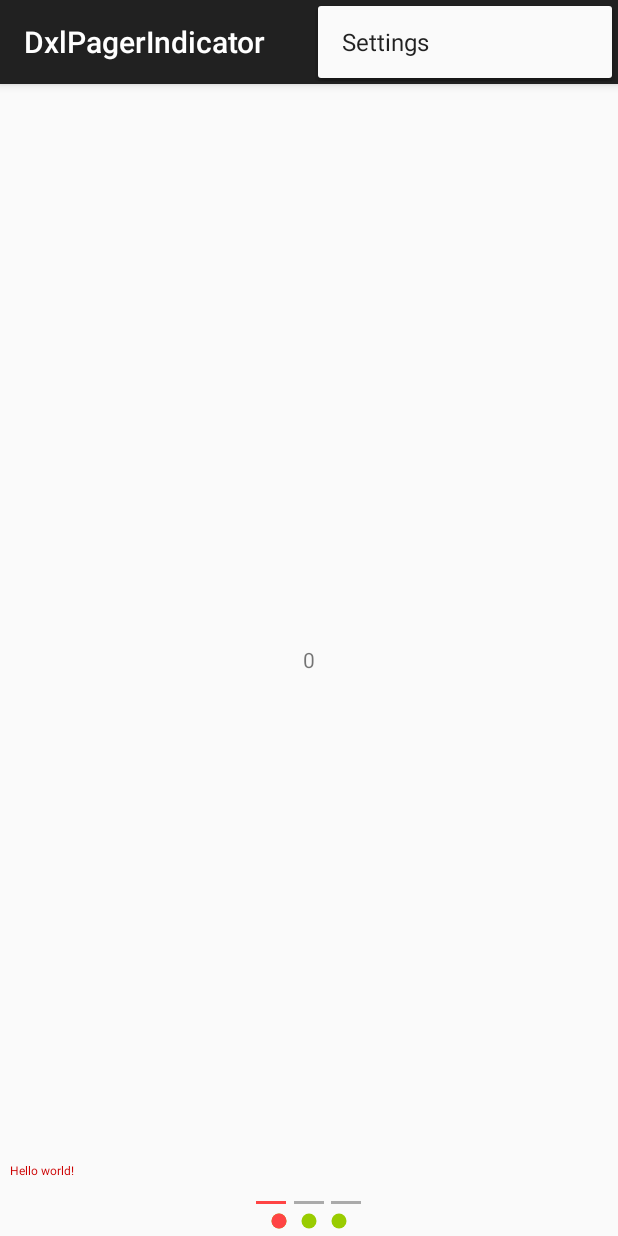
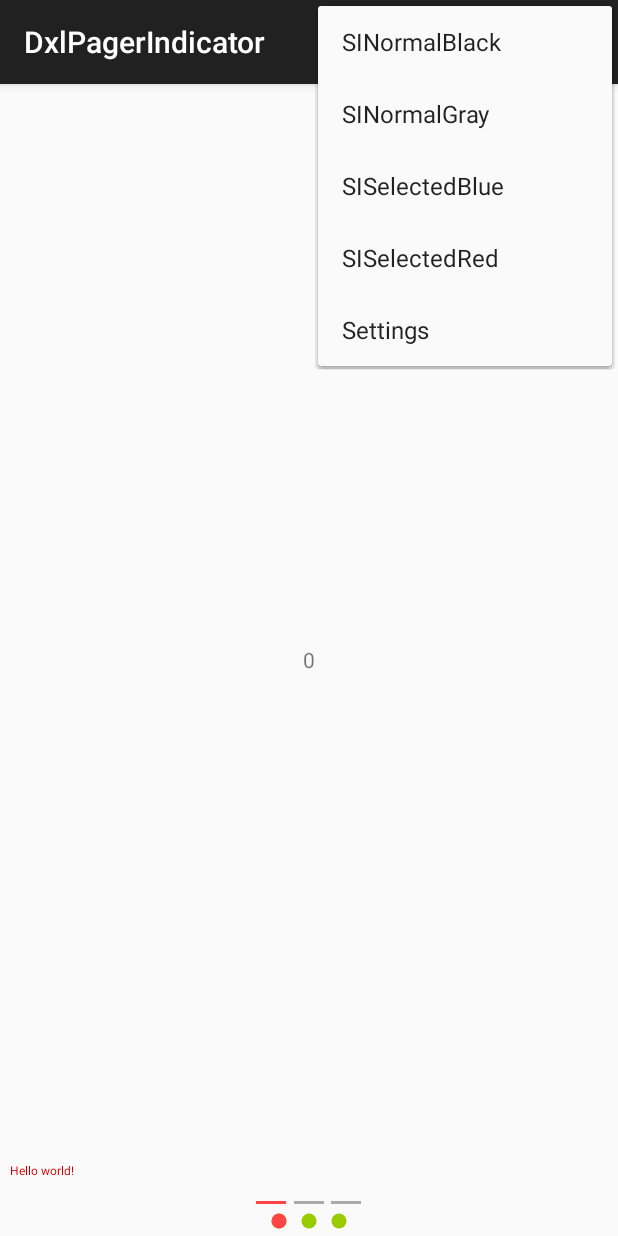
Before and after one commit to dxinl/DxlPagerIndicator, an Android app: the screen it shows after launch (MainActivity), with the options menu open, on a phone screen of 412 x 824 dp. Run offline under Robolectric (Android 15) with nearby library versions, the phone set to English and light mode, and no system bars; 1 statement that could not run was skipped.

Commit message:
update TabIndicator

```diff
--- a/app/src/main/java/com/mx/dengxinliang/dxlpagerindicator/MainActivity.java
+++ b/app/src/main/java/com/mx/dengxinliang/dxlpagerindicator/MainActivity.java
@@ -1,9 +1,10 @@
 package com.mx.dengxinliang.dxlpagerindicator;
 
 import android.graphics.Canvas;
-import android.graphics.Color;
 import android.graphics.Paint;
 import android.os.Bundle;
+import android.os.Handler;
+import android.os.Message;
 import android.support.v4.app.Fragment;
 import android.support.v4.app.FragmentManager;
 import android.support.v4.app.FragmentPagerAdapter;
@@ -14,11 +15,16 @@ import android.view.MenuItem;
 
 import com.mx.dengxinliang.library.SimplePagerIndicator;
 import com.mx.dengxinliang.library.SimplePagerIndicator.SimplePagerIndicatorDrawer;
+import com.mx.dengxinliang.library.TabPagerIndicator;
 
 import java.util.ArrayList;
 import java.util.List;
 
-public class MainActivity extends AppCompatActivity implements SimplePagerIndicatorDrawer {
+public class MainActivity extends AppCompatActivity implements SimplePagerIndicatorDrawer, Handler.Callback {
+    private String[] pageTitle = new String[]{"page1", "page2", "page3"};
+
+    private SimplePagerIndicator rectIndicator;
+    private SimplePagerIndicator circleIndicator;
 
     @Override
     protected void onCreate(Bundle savedInstanceState) {
@@ -45,17 +51,25 @@ public class MainActivity extends AppCompatActivity implements SimplePagerIndica
             public int getCount() {
                 return fragments.size();
             }
+
+            @Override
+            public CharSequence getPageTitle(int position) {
+                return pageTitle[position];
+            }
         });
 
-        SimplePagerIndicator rectIndicator = (SimplePagerIndicator) findViewById(R.id.rect_indicator);
+        rectIndicator = (SimplePagerIndicator) findViewById(R.id.rect_indicator);
         rectIndicator.setViewPager(viewPager);
 
-        SimplePagerIndicator circleIndicator = (SimplePagerIndicator) findViewById(R.id.circle_indicator);
+        circleIndicator = (SimplePagerIndicator) findViewById(R.id.circle_indicator);
         circleIndicator.setViewPager(viewPager);
 
         SimplePagerIndicator customDrawerIndicator = (SimplePagerIndicator) findViewById(R.id.test_custom_drawer_indicator);
         customDrawerIndicator.setViewPager(viewPager);
         customDrawerIndicator.setDrawer(this);
+
+        TabPagerIndicator tabPagerIndicator = (TabPagerIndicator) findViewById(R.id.tab_indicator);
+        tabPagerIndicator.setViewPager(viewPager);
     }
 
     @Override
@@ -72,9 +86,23 @@ public class MainActivity extends AppCompatActivity implements SimplePagerIndica
         // as you specify a parent activity in AndroidManifest.xml.
         int id = item.getItemId();
 
-        //noinspection SimplifiableIfStatement
-        if (id == R.id.action_settings) {
-            return true;
+        switch (id) {
+            case R.id.action_settings:
+                return true;
+            case R.id.normal_black:
+                rectIndicator.setNormalColor(getResources().getColor(android.R.color.black));
+                break;
+            case R.id.normal_gray:
+                rectIndicator.setNormalColor(getResources().getColor(android.R.color.darker_gray));
+                break;
+            case R.id.selected_blue:
+                rectIndicator.setSelectedColor(getResources().getColor(android.R.color.holo_blue_bright));
+                break;
+            case R.id.selected_red:
+                rectIndicator.setSelectedColor(getResources().getColor(android.R.color.holo_red_light));
+                break;
+            default:
+                break;
         }
 
         return super.onOptionsItemSelected(item);
@@ -86,4 +114,11 @@ public class MainActivity extends AppCompatActivity implements SimplePagerIndica
         canvas.drawText(getString(R.string.hello_world), 10 + currentPositionOffset, 20 + currentPosition, paint);
 //        canvas.drawRect(currentPosition, currentPositionOffset, measureWidth, measureHeight, paint);
     }
+
+    @Override
+    public boolean handleMessage(Message message) {
+        if (message.what == 0x0025) {
+        }
+        return false;
+    }
 }
--- a/app/src/main/res/layout/activity_main.xml
+++ b/app/src/main/res/layout/activity_main.xml
@@ -35,4 +35,9 @@
         android:layout_width="match_parent"
         android:layout_height="30dp"
         android:layout_above="@id/rect_indicator" />
+
+    <com.mx.dengxinliang.library.TabPagerIndicator
+        android:id="@+id/tab_indicator"
+        android:layout_width="wrap_content"
+        android:layout_height="wrap_content"/>
 </RelativeLayout>
--- a/app/src/main/res/menu/menu_main.xml
+++ b/app/src/main/res/menu/menu_main.xml
@@ -1,6 +1,30 @@
 <menu xmlns:android="http://schemas.android.com/apk/res/android"
     xmlns:app="http://schemas.android.com/apk/res-auto"
-    xmlns:tools="http://schemas.android.com/tools" tools:context=".MainActivity">
-    <item android:id="@+id/action_settings" android:title="@string/action_settings"
-        android:orderInCategory="100" app:showAsAction="never" />
+    xmlns:tools="http://schemas.android.com/tools"
+    tools:context=".MainActivity">
+    <item
+        android:id="@+id/action_settings"
+        android:orderInCategory="100"
+        android:title="@string/action_settings"
+        app:showAsAction="never" />
+
+    <item
+        android:id="@+id/normal_black"
+        android:title="@string/set_normal_black"
+        app:showAsAction="never"/>
+
+    <item
+        android:id="@+id/normal_gray"
+        android:title="@string/set_normal_gray"
+        app:showAsAction="never"/>
+
+    <item
+        android:id="@+id/selected_blue"
+        android:title="@string/set_selected_blue"
+        app:showAsAction="never"/>
+
+    <item
+        android:id="@+id/selected_red"
+        android:title="@string/set_selected_red"
+        app:showAsAction="never"/>
 </menu>
--- a/app/src/main/res/values/strings.xml
+++ b/app/src/main/res/values/strings.xml
@@ -3,4 +3,10 @@
 
     <string name="hello_world">Hello world!</string>
     <string name="action_settings">Settings</string>
+
+    <!-- ActionBar setting of SimplePagerIndicator -->
+    <string name="set_normal_black">SINormalBlack</string>
+    <string name="set_normal_gray">SINormalGray</string>
+    <string name="set_selected_blue">SISelectedBlue</string>
+    <string name="set_selected_red">SISelectedRed</string>
 </resources>
--- a/library/src/main/java/com/mx/dengxinliang/library/PagerIndicator.java
+++ b/library/src/main/java/com/mx/dengxinliang/library/PagerIndicator.java
@@ -7,5 +7,5 @@ import android.support.v4.view.ViewPager;
  */
 public interface PagerIndicator {
 	void setViewPager(ViewPager viewPager);
-	void setOnPageChangeListener(ViewPager.OnPageChangeListener onPagerChangeListener);
+	void setOnPageChangeListener(ViewPager.OnPageChangeListener listener);
 }
--- a/library/src/main/java/com/mx/dengxinliang/library/SimplePagerIndicator.java
+++ b/library/src/main/java/com/mx/dengxinliang/library/SimplePagerIndicator.java
@@ -71,22 +71,15 @@ public class SimplePagerIndicator extends View implements PagerIndicator, ViewPa
         rectHeight = array.getDimension(R.styleable.SimplePagerIndicator_rect_height,
                 getResources().getDimension(R.dimen.default_rect_height));
         preferencesStyle = array.getString(R.styleable.SimplePagerIndicator_preferences_style);
-        dividerSize = array.getDimension(R.styleable.SimplePagerIndicator_indicator_divider_size,
-                preferencesStyle != null && preferencesStyle.equals(RECT_STYLE) ?
-                        getResources().getDimension(R.dimen.default_rect_divider) : getResources().getDimension(R.dimen.default_circle_divider));
+        dividerSize = array.getDimension(R.styleable.SimplePagerIndicator_indicator_divider_size, 0);
         array.recycle();
 
-        if (preferencesStyle == null || (!preferencesStyle.equals(CIRCLE_STYLE) && !preferencesStyle.equals(RECT_STYLE))) {
-            preferencesStyle = CIRCLE_STYLE;
-            Log.e(TAG, "This setting will be not working. Preferences Style can be either rect or circle. It will be default(circle)");
-        }
-
         if (circleRadius >= 0 && preferencesStyle.equals(RECT_STYLE)) {
-            Log.e(TAG, "This setting will be not working, \"circle_radius\" can only work when the preferences style is \"circle\".");
+            Log.d(TAG, "This setting will be not working, \"circle_radius\" can only work when the preferences style is \"circle\".");
         }
 
         if ((rectHeight >= 0 || rectWidth >= 0) && preferencesStyle.equals(CIRCLE_STYLE)) {
-            Log.e(TAG, "This setting will be not working, \"rect_height\" or \"rect_width\" can only be working when the preferences style is \"rect\".");
+            Log.d(TAG, "This setting will be not working, \"rect_height\" or \"rect_width\" can only be working when the preferences style is \"rect\".");
         }
 
         initData();
@@ -94,7 +87,7 @@ public class SimplePagerIndicator extends View implements PagerIndicator, ViewPa
 
     private void initData() {
         paint = new Paint(Paint.ANTI_ALIAS_FLAG);
-        if (preferencesStyle.equals(RECT_STYLE)) {
+        if (preferencesStyle != null && preferencesStyle.equals(RECT_STYLE)) {
             rect = new Rect();
         }
     }
@@ -138,6 +131,17 @@ public class SimplePagerIndicator extends View implements PagerIndicator, ViewPa
             drawer.draw(canvas, paint, getWidth(), getHeight(), currentPosition, currentPositionOffset);
             return;
         }
+
+        if (Utils.isBlank(preferencesStyle) || (!preferencesStyle.equals(CIRCLE_STYLE) && !preferencesStyle.equals(RECT_STYLE))) {
+            preferencesStyle = CIRCLE_STYLE;
+            Log.d(TAG, "Preferences Style can be either rect or circle. It will be default(circle)");
+        }
+        if (dividerSize == 0) {
+            dividerSize = preferencesStyle != null && preferencesStyle.equals(RECT_STYLE) ?
+                    getResources().getDimension(R.dimen.default_rect_divider) : getResources().getDimension(R.dimen.default_circle_divider);
+
+        }
+
 
         int indicatorCount = 0;
         if (mViewPager != null) {
@@ -197,8 +201,8 @@ public class SimplePagerIndicator extends View implements PagerIndicator, ViewPa
     }
 
     @Override
-    public void setOnPageChangeListener(ViewPager.OnPageChangeListener onPageChangeListener) {
-        this.onPageChangeListener = onPageChangeListener;
+    public void setOnPageChangeListener(ViewPager.OnPageChangeListener listener) {
+        onPageChangeListener = listener;
     }
 
     @Override
@@ -216,6 +220,7 @@ public class SimplePagerIndicator extends View implements PagerIndicator, ViewPa
     public void onPageSelected(int position) {
         currentPosition = position;
 
+        invalidate();
         if (onPageChangeListener != null) {
             onPageChangeListener.onPageSelected(position);
         }
@@ -226,6 +231,8 @@ public class SimplePagerIndicator extends View implements PagerIndicator, ViewPa
         if (onPageChangeListener != null) {
             onPageChangeListener.onPageScrollStateChanged(state);
         }
+
+        invalidate();
     }
 
     /**
@@ -244,7 +251,7 @@ public class SimplePagerIndicator extends View implements PagerIndicator, ViewPa
 
     private float getPaddingLeft(float totalWidth) {
         if (totalWidth > getWidth()) {
-            Log.e(TAG, "Width that you had set is smaller than actual width. This view will be show incompletely");
+            Log.d(TAG, "Width that you had set is smaller than actual width. This view will be show incompletely");
             return 0f;
         }
         return (getWidth() - totalWidth) / 2;
@@ -252,9 +259,19 @@ public class SimplePagerIndicator extends View implements PagerIndicator, ViewPa
 
     private float getPaddingTop(float totalHeight) {
         if (totalHeight > getHeight()) {
-            Log.e(TAG, "Height that you had set is smaller than actual height. This view will be show incompletely");
+            Log.d(TAG, "Height that you had set is smaller than actual height. This view will be show incompletely");
             return 0f;
         }
         return (getHeight() - totalHeight) / 2;
     }
+
+    public void setNormalColor(int color) {
+        normalColor = color;
+        invalidate();
+    }
+
+    public void setSelectedColor(int color) {
+        selectedColor = color;
+        invalidate();
+    }
 }
--- a/library/src/main/java/com/mx/dengxinliang/library/TabPagerIndicator.java
+++ b/library/src/main/java/com/mx/dengxinliang/library/TabPagerIndicator.java
@@ -2,39 +2,250 @@ package com.mx.dengxinliang.library;
 
 import android.annotation.TargetApi;
 import android.content.Context;
+import android.content.res.TypedArray;
+import android.graphics.Canvas;
+import android.graphics.Paint;
+import android.graphics.Rect;
 import android.os.Build;
 import android.support.v4.view.ViewPager;
 import android.util.AttributeSet;
+import android.util.Log;
+import android.view.MotionEvent;
 import android.view.View;
 
 /**
  * Created by DengXinliang on 2015/9/6.
  */
-public class TabPagerIndicator extends View implements PagerIndicator {
+public class TabPagerIndicator extends View implements PagerIndicator, ViewPager.OnPageChangeListener {
+    private static final int[] ATTRS = new int[]{
+            android.R.attr.textSize,
+            android.R.attr.textColor
+    };
+
+    private final String TAG = "TabPagerIndicator";
+
+    private ViewPager mViewPager;
+    private ViewPager.OnPageChangeListener onPageChangeListener;
+    private Paint paint;
+    private Rect rect;
+
+    private String[] titles;
+
+    private int textColor;
+    private float textSize;
+
+    private float underRectNormalHeight;
+    private float underRectSelectedHeight;
+
+    private int bkgColor;
+    private int normalColor;
+    private int selectedColor;
+
+    private float itemWidth;
+
+    private int currentPosition;
+    private int currentPositionOffset;
+
     public TabPagerIndicator(Context context) {
-        super(context);
+        this(context, null);
     }
 
     public TabPagerIndicator(Context context, AttributeSet attrs) {
-        super(context, attrs);
+        this(context, attrs, 0);
     }
 
     public TabPagerIndicator(Context context, AttributeSet attrs, int defStyleAttr) {
         super(context, attrs, defStyleAttr);
+        TypedArray array = context.obtainStyledAttributes(attrs, ATTRS);
+        getSystemAttrs(array);
+
+        array = context.obtainStyledAttributes(attrs, R.styleable.TabPagerIndicator);
+        getAttrs(array);
     }
 
     @TargetApi(Build.VERSION_CODES.LOLLIPOP)
     public TabPagerIndicator(Context context, AttributeSet attrs, int defStyleAttr, int defStyleRes) {
         super(context, attrs, defStyleAttr, defStyleRes);
+        TypedArray array = context.obtainStyledAttributes(attrs, ATTRS);
+        getSystemAttrs(array);
+
+        array = context.obtainStyledAttributes(attrs, R.styleable.TabPagerIndicator);
+        getAttrs(array);
+    }
+
+    /**
+     * get android system attributes: android:textColor & android:textSize
+     *
+     * @param array
+     */
+    private void getSystemAttrs(TypedArray array) {
+        textColor = array.getColor(1,
+                getResources().getColor(android.R.color.darker_gray));
+        textSize = array.getDimension(0,
+                getResources().getDimension(R.dimen.default_text_size));
+        array.recycle();
+    }
+
+    private void getAttrs(TypedArray array) {
+        bkgColor = array.getColor(R.styleable.TabPagerIndicator_bkg_color,
+                getResources().getColor(android.R.color.white));
+        normalColor = array.getColor(R.styleable.TabPagerIndicator_under_rect_normal_color,
+                getResources().getColor(android.R.color.darker_gray));
+        selectedColor = array.getColor(R.styleable.TabPagerIndicator_under_rect_selected_color,
+                getResources().getColor(android.R.color.holo_red_light));
+        underRectNormalHeight = array.getDimension(R.styleable.TabPagerIndicator_under_rect_normal_height,
+                getResources().getDimension(R.dimen.default_under_rect_normal_height));
+        underRectSelectedHeight = array.getDimension(R.styleable.TabPagerIndicator_under_rect_selected_height,
+                getResources().getDimension(R.dimen.default_under_rect_selected_height));
+        Log.e(TAG, String.valueOf(underRectSelectedHeight));
+        array.recycle();
+
+        initData();
+    }
+
+    private void initData() {
+        paint = new Paint(Paint.ANTI_ALIAS_FLAG);
+        rect = new Rect();
+    }
+
+    @Override
+    protected void onMeasure(int widthMeasureSpec, int heightMeasureSpec) {
+        int widthSize = MeasureSpec.getMode(widthMeasureSpec);
+        int heightMode = MeasureSpec.getMode(heightMeasureSpec);
+        int heightSize;
+
+        int parentWidth = ((View) getParent()).getWidth();
+        if (widthSize != parentWidth) {
+            Log.d(TAG, "\"layout_width\" must be \"match_parent\". Your setting will be not working.");
+            widthSize = parentWidth;
+        }
+
+        if (heightMode == MeasureSpec.EXACTLY) {
+            heightSize = MeasureSpec.getSize(heightMeasureSpec);
+        } else {
+            heightSize = (int) (textSize * 2 + underRectSelectedHeight);
+        }
+
+        setMeasuredDimension(widthSize, heightSize);
+    }
+
+    @Override
+    protected void onDraw(Canvas canvas) {
+        super.onDraw(canvas);
+
+        paint.setColor(bkgColor);
+        rect.set(0, 0, getWidth(), getHeight());
+        canvas.drawRect(rect, paint);
+
+        int indicatorCount = 0;
+        if (mViewPager != null) {
+            indicatorCount = mViewPager.getAdapter().getCount();
+        }
+
+        if (indicatorCount > 0) {
+            itemWidth = getWidth() / indicatorCount;
+
+            int totalHeight = (int) (textSize * 2 + underRectSelectedHeight);
+            int textBottom;
+            if (totalHeight > getHeight()) {
+                Log.d(TAG, "Height that you had set is smaller than actual height. This view will be show incompletely");
+                textBottom = (int) textSize;
+            } else {
+                textBottom = (int) (getHeight() - underRectSelectedHeight);
+            }
+
+            for (int i = 0; i < indicatorCount; i++) {
+                float paddingLeft = itemWidth * i;
+                rect.set((int) paddingLeft, 0, (int) (itemWidth + paddingLeft), textBottom);
+                paint.setColor(textColor);
+                paint.setTextSize(textSize);
+                drawTextCenter(canvas, paint, mViewPager.getAdapter().getPageTitle(i).toString(), rect);
+
+                rect.set((int) paddingLeft, (int) (getHeight() - underRectNormalHeight),
+                        (int) (paddingLeft + itemWidth), getHeight());
+                paint.setColor(normalColor);
+                canvas.drawRect(rect, paint);
+            }
+
+            paint.setColor(selectedColor);
+            float offset = itemWidth / getWidth() * currentPositionOffset;
+            int left = (int) (itemWidth * currentPosition + offset);
+            int right = (int) (itemWidth * (currentPosition + 1) + offset);
+            int top = (int) (getHeight() - underRectSelectedHeight);
+            int bottom = getHeight();
+            rect.set(left, top, right, bottom);
+            canvas.drawRect(rect, paint);
+        }
+
+    }
+
+    @Override
+    public boolean onTouchEvent(MotionEvent event) {
+        switch (event.getAction()) {
+            case MotionEvent.ACTION_DOWN:
+                break;
+            case MotionEvent.ACTION_UP:
+                break;
+            default:
+                break;
+        }
+        return super.onTouchEvent(event);
     }
 
     @Override
     public void setViewPager(ViewPager viewPager) {
-
+        mViewPager = viewPager;
+        mViewPager.addOnPageChangeListener(this);
+        invalidate();
     }
 
     @Override
-    public void setOnPageChangeListener(ViewPager.OnPageChangeListener onPagerChangeListener) {
+    public void setOnPageChangeListener(ViewPager.OnPageChangeListener onPageChangeListener) {
+        this.onPageChangeListener = onPageChangeListener;
+    }
 
+    @Override
+    public void onPageScrolled(int position, float positionOffset, int positionOffsetPixels) {
+        currentPosition = position;
+        currentPositionOffset = positionOffsetPixels;
+
+        invalidate();
+
+        if (onPageChangeListener != null) {
+            onPageChangeListener.onPageScrolled(position, positionOffset, positionOffsetPixels);
+        }
+    }
+
+    @Override
+    public void onPageSelected(int position) {
+        currentPosition = position;
+
+        invalidate();
+        if (onPageChangeListener != null) {
+            onPageChangeListener.onPageSelected(position);
+        }
+    }
+
+    @Override
+    public void onPageScrollStateChanged(int state) {
+        if (onPageChangeListener != null) {
+            onPageChangeListener.onPageScrollStateChanged(state);
+        }
+    }
+
+    /**
+     * 绘制居中文字
+     *
+     * @param canvas   画布
+     * @param paint    画笔
+     * @param text     文本
+     * @param destRect 目标方块
+     */
+    public static void drawTextCenter(Canvas canvas, Paint paint, String text, Rect destRect) {
+        Paint.FontMetricsInt fontMetricsInt = paint.getFontMetricsInt();
+
+        int baseLine = destRect.top + (destRect.bottom - destRect.top - fontMetricsInt.bottom + fontMetricsInt.top) / 2 - fontMetricsInt.top;
+        paint.setTextAlign(Paint.Align.CENTER);
+        canvas.drawText(text, destRect.centerX(), baseLine, paint);
     }
 }
--- a/library/src/main/java/com/mx/dengxinliang/library/Utils.java
+++ b/library/src/main/java/com/mx/dengxinliang/library/Utils.java
@@ -9,7 +9,7 @@ import android.view.WindowManager;
  */
 public class Utils {
     public static boolean isBlank(String str) {
-		return str.equals("") || str == null;
+        return str == null || str.equals("");
     }
 
     public static boolean isNotBlank(String str) {
--- a/library/src/main/res/values/dimens.xml
+++ b/library/src/main/res/values/dimens.xml
@@ -3,9 +3,15 @@
     <dimen name="activity_horizontal_margin">16dp</dimen>
     <dimen name="activity_vertical_margin">16dp</dimen>
 
+    <!-- SimplePagerIndicator -->
     <dimen name="default_circle_radius">-5dp</dimen>
     <dimen name="default_rect_width">-20dp</dimen>
     <dimen name="default_rect_height">-2dp</dimen>
     <dimen name="default_rect_divider">5dp</dimen>
     <dimen name="default_circle_divider">10dp</dimen>
+
+    <!-- TabPagerIndicator -->
+    <dimen name="default_text_size">14sp</dimen>
+    <dimen name="default_under_rect_selected_height">5dp</dimen>
+    <dimen name="default_under_rect_normal_height">2dp</dimen>
 </resources>
```
Also changed, not shown: library/src/main/res/values/indicator_attrs.xml (+17 -7 lines), 1 other file. Lines whose indentation alone changed are shown as unchanged.
